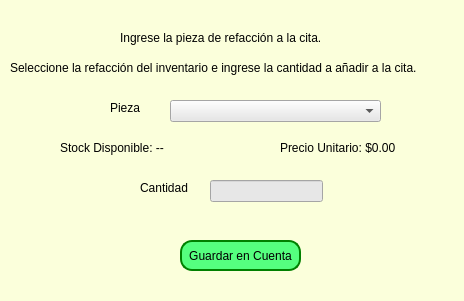
Qt form agregar_pieza.ui (ileosalazar/MultiserviciosProfesionalesJG) before a commit.
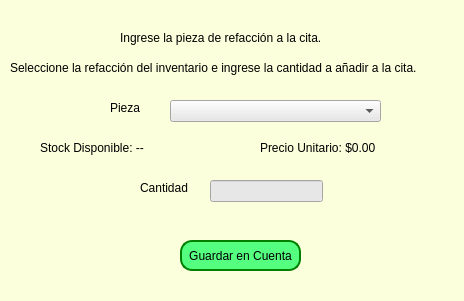
The same form after that commit.

```diff
--- a/agregar_pieza.ui
+++ b/agregar_pieza.ui
@@ -67,7 +67,7 @@
   <widget class="QLabel" name="lbl_stock_actual">
    <property name="geometry">
     <rect>
-     <x>60</x>
+     <x>40</x>
      <y>140</y>
      <width>171</width>
      <height>16</height>
@@ -127,9 +127,9 @@
   <widget class="QLabel" name="lbl_precio_sugerido">
    <property name="geometry">
     <rect>
-     <x>280</x>
+     <x>260</x>
      <y>140</y>
-     <width>141</width>
+     <width>171</width>
      <height>16</height>
     </rect>
    </property>
```
Left out of the diff: 3 changed lines with no effect on the pictures.
